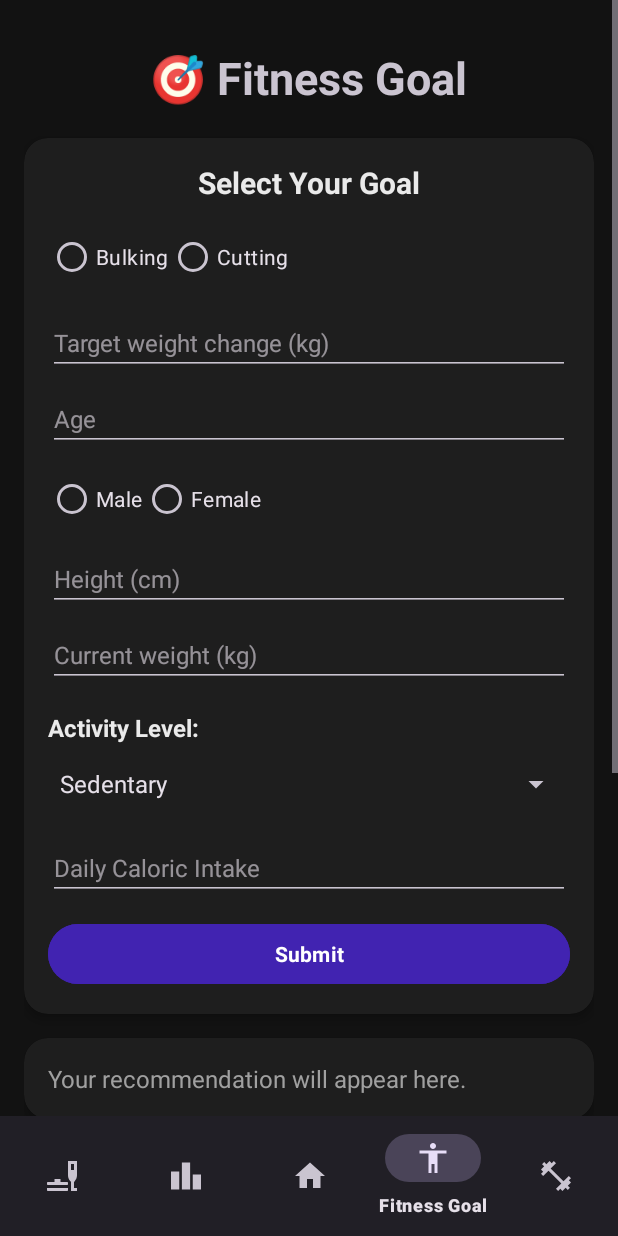
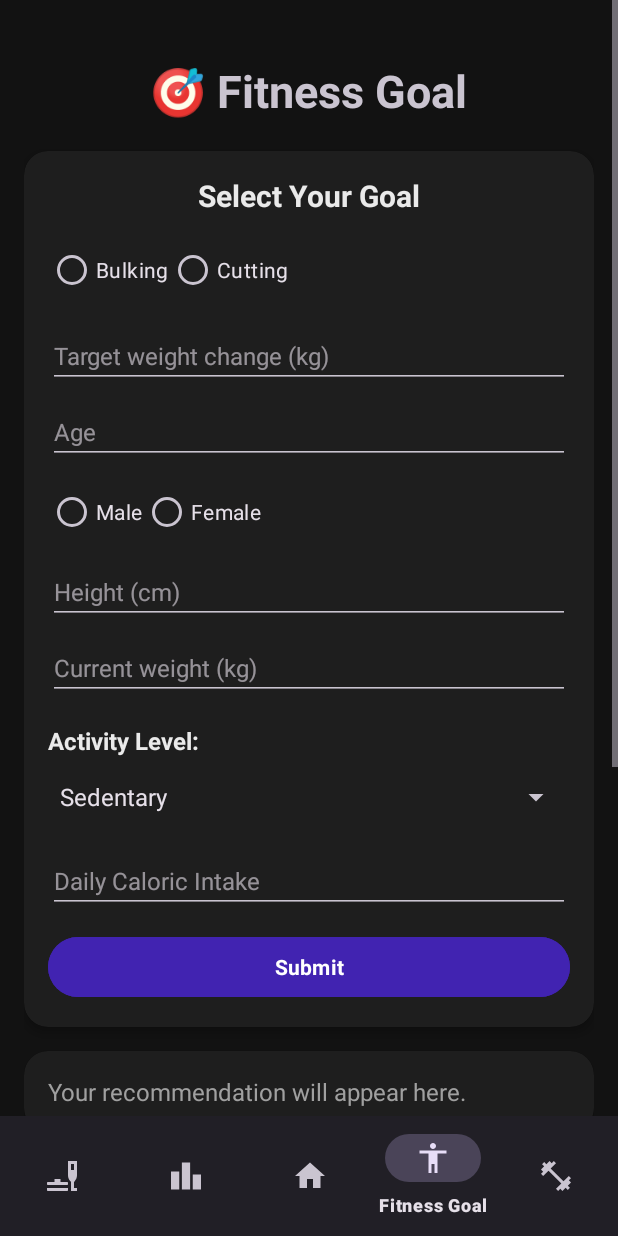
Before and after one commit to Abhinav-Bathala/Health-Hero, an Android app: the screen it shows after launch once a user with an empty profile is signed in (Home), item 4 of the bottom bar chosen, on a phone screen of 412 x 824 dp. Run offline under Robolectric (Android 15) with nearby library versions, the phone set to English and light mode, and no system bars; our stand-ins replace Firebase (no records; nobody signed in at launch, a user with empty details on screens opened directly); Roboto replaces fonts that are not available here.

Commit message:
Formatting

```diff
--- a/app/src/main/res/layout/fragment_fitness_goal.xml
+++ b/app/src/main/res/layout/fragment_fitness_goal.xml
@@ -23,7 +23,7 @@
             android:fontFamily="@font/aleo_medium"
             android:textSize="30sp"
             android:textStyle="bold"
-            android:layout_marginTop="15dp"
+            android:layout_marginTop="24dp"
             android:layout_gravity="center_horizontal"/>
 
         <!-- Goal Input Card -->
--- a/app/src/main/res/layout/fragment_leaderboard.xml
+++ b/app/src/main/res/layout/fragment_leaderboard.xml
@@ -14,7 +14,7 @@
         android:fontFamily="@font/aleo_medium"
         android:textSize="30sp"
         android:textStyle="bold"
-        android:layout_marginTop="15dp"
+        android:layout_marginTop="24dp"
         android:layout_gravity="center_horizontal" />
 
     <!-- Countdown text placed directly under the title -->
--- a/app/src/main/res/layout/fragment_nutrition.xml
+++ b/app/src/main/res/layout/fragment_nutrition.xml
@@ -21,7 +21,7 @@
             android:textSize="30sp"
             android:textStyle="bold"
             android:layout_gravity="center_horizontal"
-            android:layout_marginTop="20dp"/>
+            android:layout_marginTop="24dp"/>
 
         <!-- Card for Calorie Intake Tracker -->
         <androidx.cardview.widget.CardView
--- a/app/src/main/res/layout/fragment_workout.xml
+++ b/app/src/main/res/layout/fragment_workout.xml
@@ -17,7 +17,7 @@
             android:id="@+id/workoutTitle"
             android:layout_width="match_parent"
             android:layout_height="wrap_content"
-            android:layout_marginTop="32dp"
+            android:layout_marginTop="40dp"
             android:text="💪 Workout"
             android:fontFamily="@font/aleo_medium"
             android:textSize="30sp"
```
Also changed, not shown: app/src/main/java/com/example/myapplication/ProfileFragment.java (line endings or trailing spaces).
